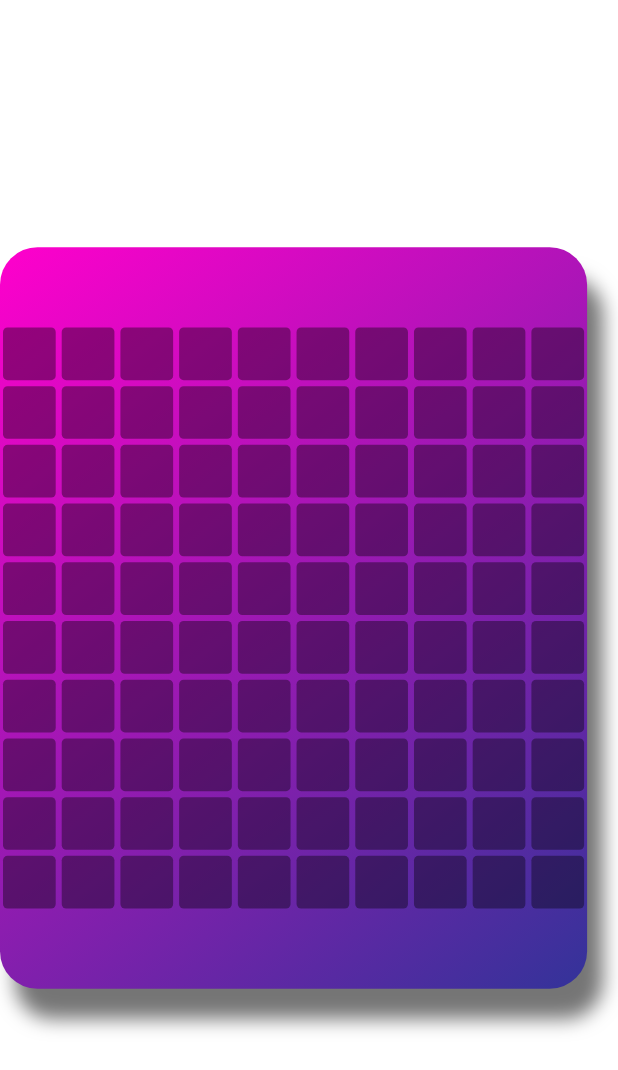
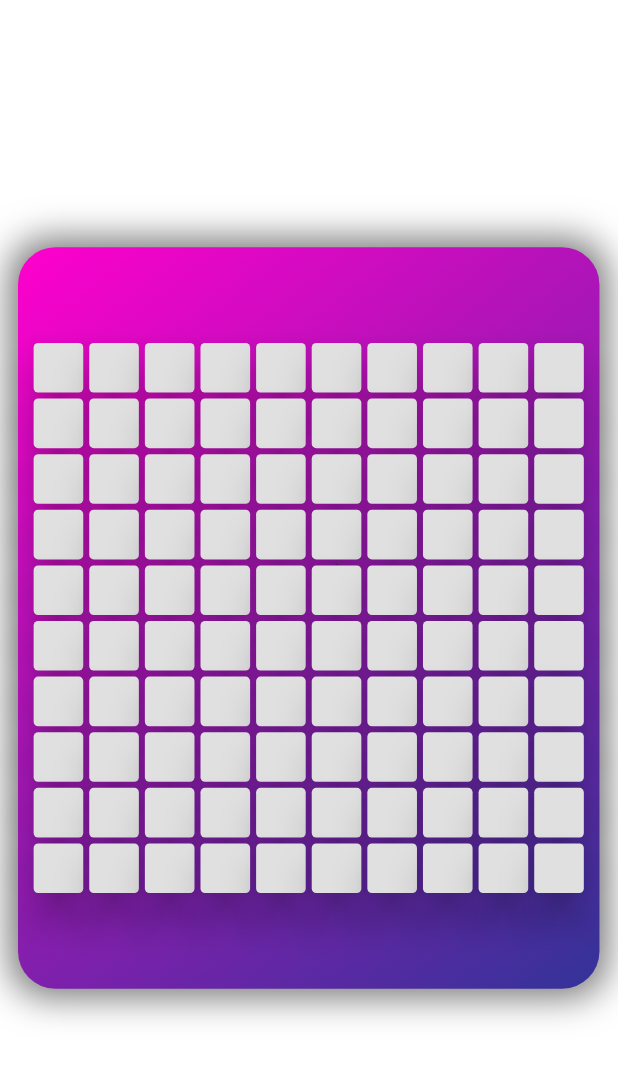
Before and after one commit to fraxhost/Gomoku_AI, a Flutter app: the Gamepage screen opened by its route, on a phone screen of 412 x 824 dp. Shown: the top 1070 px of the screen. Run offline on Flutter 3.47's test engine with Material 2 defaults, Android fonts, the light colour scheme and no system bars.

Commit message:
Update gamepage.dart

```diff
--- a/lib/gamepage.dart
+++ b/lib/gamepage.dart
@@ -12,12 +12,13 @@ class _GamepageState extends State<Gamepage> {
     return Scaffold(
         backgroundColor: Colors.white,
         body: Column(
-            crossAxisAlignment: CrossAxisAlignment.center,
           mainAxisAlignment: MainAxisAlignment.center,
-            children: [
+          mainAxisSize: MainAxisSize.max,
+          children: <Widget>[
             Container(
-        width: MediaQuery.of(context).size.width * .95,
+              width: MediaQuery.of(context).size.width * .97,
               height: MediaQuery.of(context).size.height * .60,
+              child: Padding(padding: EdgeInsets.only(left:12),
               child: Align(
                   alignment: Alignment.center,
                   child: Container(
@@ -25,49 +26,52 @@ class _GamepageState extends State<Gamepage> {
                         gradient: LinearGradient(
                             begin: Alignment.topLeft,
                             end: Alignment.bottomRight,
-                        colors: [Color(0xffff00cc), Color(0xff333399)]
+                            colors: [Color(0xffff00cc),Color(0xff333399)]
                         ),
                         borderRadius: BorderRadius.circular(25.0),
                         boxShadow: [
                           BoxShadow(
                               color: Colors.black54,
-                    blurRadius: 10.0,
-                    offset: Offset(10.0, 20.0))
+                              blurRadius: 20.0,
+                              spreadRadius: 5.0,)
+                              //offset: Offset(10.0, 20.0))
                         ]),
-
                     child: Column(
                       mainAxisAlignment: MainAxisAlignment.center,
                       children: <Widget>[
                         for (var i = 0; i < 10; i++)
                           Row(
-                        children: [
+                            mainAxisAlignment: MainAxisAlignment.center,
+                            children: <Widget>[
                               for (var j = 0; j < 10; j++)
                                 Container(
-                              width: MediaQuery
-                                  .of(context)
-                                  .size
-                                  .width * 0.095,
-                              height: MediaQuery
-                                  .of(context)
-                                  .size
-                                  .width * 0.095,
-                              padding:
-                              EdgeInsets.symmetric(
+                                  child: Container(
+                                    width:
+                                    MediaQuery.of(context).size.width * .09,
+                                    height:
+                                    MediaQuery.of(context).size.width * .09,
+                                    padding: EdgeInsets.symmetric(
                                         vertical: 2.0, horizontal: 2.0),
                                     child: RaisedButton(
-                                splashColor: Colors.white10,
-                                elevation: 15,
-                                shape: RoundedRectangleBorder(
-                                    borderRadius: BorderRadius.circular(3.0)),
+                                      elevation: 10.0,
+                                      padding: EdgeInsets.symmetric(
+                                          vertical: 2.0, horizontal: 2.0),
+                                      shape: new RoundedRectangleBorder(
+                                          borderRadius:
+                                          new BorderRadius.circular(3.0)),
+                                      onPressed: () {},
+                                    ),
                                   ),
                                 )
                             ],
                           )
                       ],
-                )
-            )
-        )
-    )]),
+                    ),
+                  )),
+              ),
+            ),
+          ],
+        ),
     );
   }
 }
```
Lines whose indentation alone changed are shown as unchanged.
